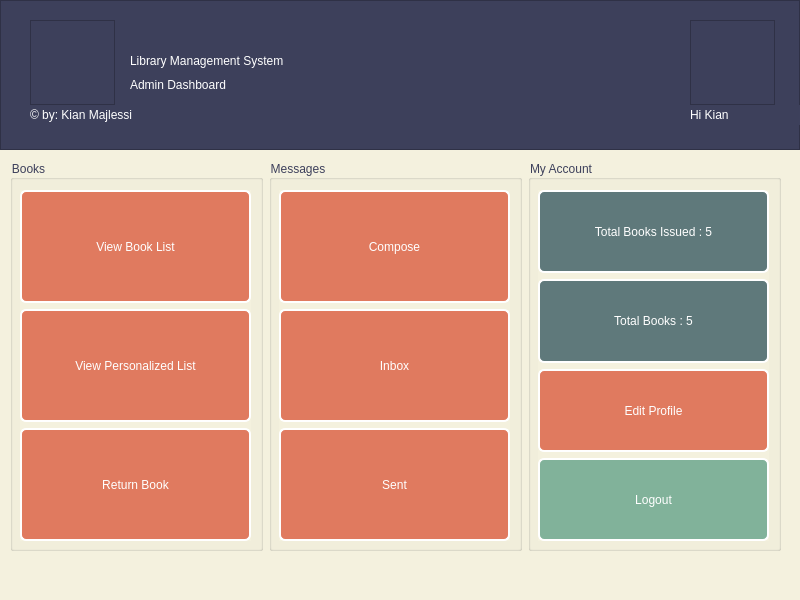
Before: the Qt Designer form mainwindow_user.ui in kianmajl/Library, drawn with Qt 5.
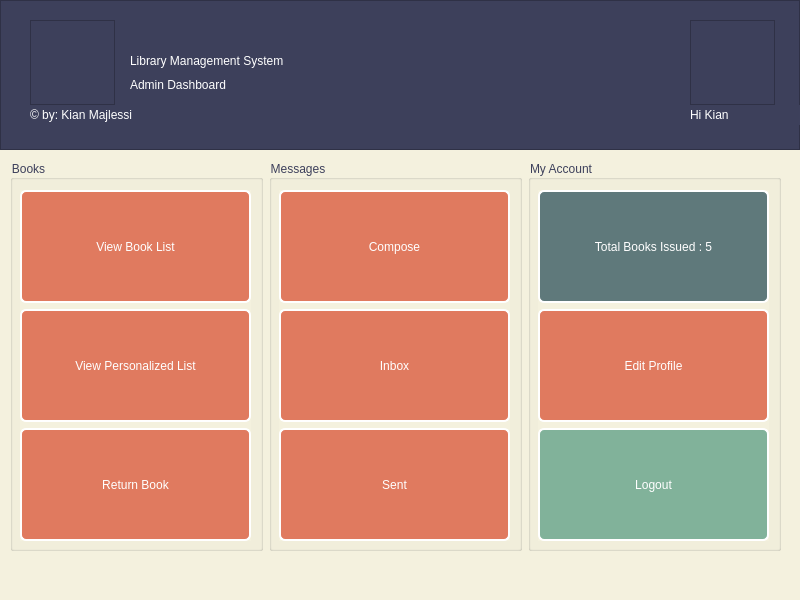
After: the same form once the commit is applied. Icons and pictures are not drawn.

Commit message: Add BookList_Admin Form

```diff
--- a/mainwindow_user.ui
+++ b/mainwindow_user.ui
@@ -43,10 +43,6 @@
 {
 	background-color: rgb(242, 204, 143);
 }
-QPushButton#pushButton_totalb
-{
-	background-color: rgb(95, 121, 123);
-}
 QPushButton#pushButton_totalbissued
 {
 	background-color: rgb(95, 121, 123);
@@ -329,22 +325,6 @@
            </property>
           </widget>
          </item>
-         <item>
-          <widget class="QPushButton" name="pushButton_totalb">
-           <property name="enabled">
-            <bool>false</bool>
-           </property>
-           <property name="sizePolicy">
-            <sizepolicy hsizetype="Expanding" vsizetype="Expanding">
-             <horstretch>0</horstretch>
-             <verstretch>0</verstretch>
-            </sizepolicy>
-           </property>
-           <property name="text">
-            <string>Total Books : 5</string>
-           </property>
-          </widget>
-         </item>
          <item>
           <widget class="QPushButton" name="pushButton_editprofile">
            <property name="sizePolicy">
```
The commit also changes 4 other files.
